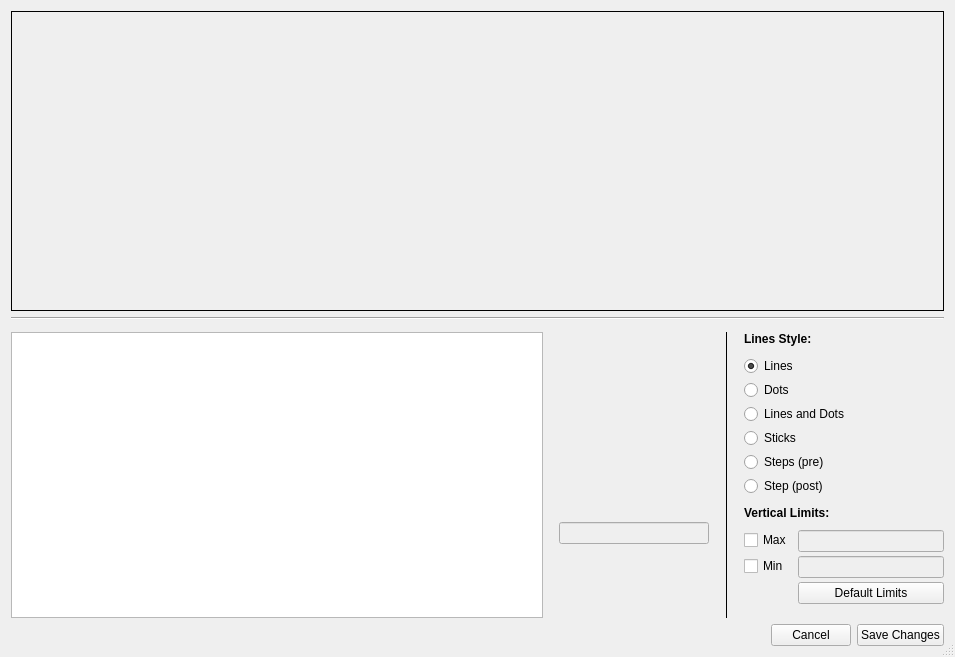
First picture: the form in plotjuggler_app/plotwidget_editor.ui, repository facontidavide/PlotJuggler, before the edit.
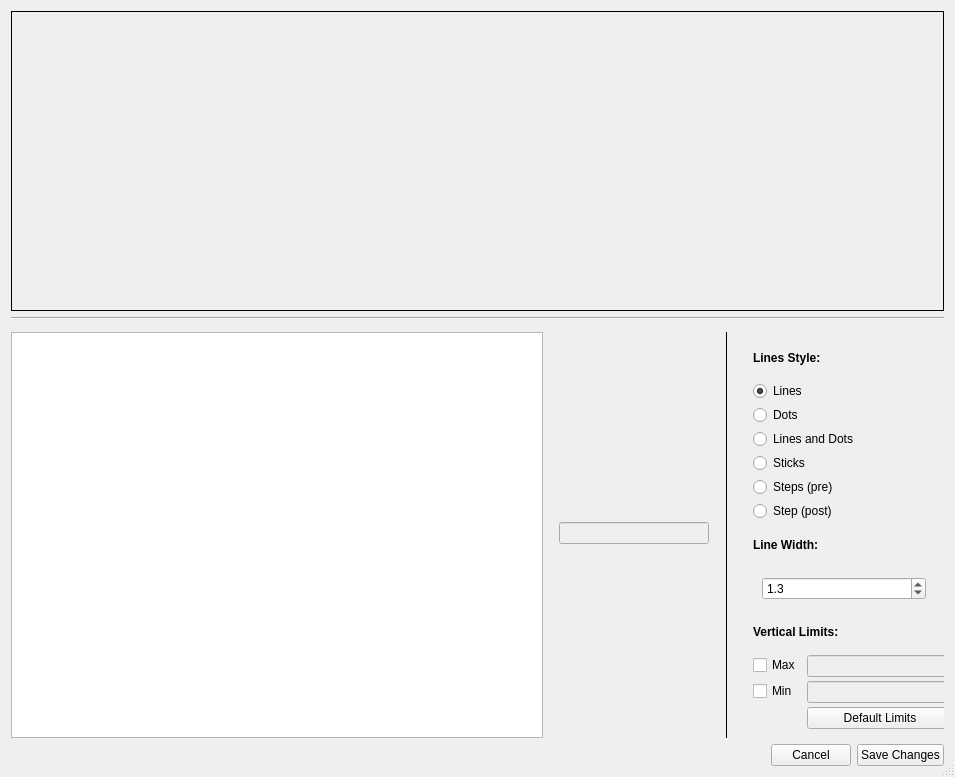
Second picture: the form after the edit.

Commit message: #983 & #984 Add option for custom line widths

Diff of the .ui file:
```diff
--- a/plotjuggler_app/plotwidget_editor.ui
+++ b/plotjuggler_app/plotwidget_editor.ui
@@ -7,7 +7,7 @@
     <x>0</x>
     <y>0</y>
     <width>955</width>
-    <height>657</height>
+    <height>777</height>
    </rect>
   </property>
   <property name="minimumSize">
@@ -242,22 +242,7 @@
           <height>16777215</height>
          </size>
         </property>
-        <layout class="QVBoxLayout" name="verticalLayout_4">
-         <property name="spacing">
-          <number>10</number>
-         </property>
-         <property name="leftMargin">
-          <number>0</number>
-         </property>
-         <property name="topMargin">
-          <number>0</number>
-         </property>
-         <property name="rightMargin">
-          <number>0</number>
-         </property>
-         <property name="bottomMargin">
-          <number>0</number>
-         </property>
+        <layout class="QVBoxLayout" name="verticalLayout">
          <item>
           <widget class="QLabel" name="label">
            <property name="font">
@@ -358,6 +343,62 @@
            </layout>
           </widget>
          </item>
+         <item>
+          <widget class="QLabel" name="label_3">
+           <property name="font">
+            <font>
+             <weight>75</weight>
+             <bold>true</bold>
+            </font>
+           </property>
+           <property name="text">
+            <string>Line Width:</string>
+           </property>
+          </widget>
+         </item>
+         <item>
+          <widget class="QFrame" name="frameWidth">
+           <property name="minimumSize">
+            <size>
+             <width>100</width>
+             <height>25</height>
+            </size>
+           </property>
+           <property name="maximumSize">
+            <size>
+             <width>16777215</width>
+             <height>200</height>
+            </size>
+           </property>
+           <property name="frameShape">
+            <enum>QFrame::NoFrame</enum>
+           </property>
+           <property name="frameShadow">
+            <enum>QFrame::Plain</enum>
+           </property>
+           <layout class="QVBoxLayout" name="verticalLayout_4">
+            <item>
+             <widget class="QDoubleSpinBox" name="widthSpinBox">
+              <property name="decimals">
+               <number>1</number>
+              </property>
+              <property name="minimum">
+               <double>0.100000000000000</double>
+              </property>
+              <property name="maximum">
+               <double>10.000000000000000</double>
+              </property>
+              <property name="singleStep">
+               <double>0.100000000000000</double>
+              </property>
+              <property name="value">
+               <double>1.300000000000000</double>
+              </property>
+             </widget>
+            </item>
+           </layout>
+          </widget>
+         </item>
          <item>
           <widget class="QLabel" name="label_2">
            <property name="font">
@@ -482,19 +523,6 @@
            </layout>
           </widget>
          </item>
-         <item>
-          <spacer name="verticalSpacer">
-           <property name="orientation">
-            <enum>Qt::Vertical</enum>
-           </property>
-           <property name="sizeHint" stdset="0">
-            <size>
-             <width>20</width>
-             <height>40</height>
-            </size>
-           </property>
-          </spacer>
-         </item>
         </layout>
        </widget>
       </item>
```
Left out of the diff: 2 changed lines with no effect on the pictures. The commit also changes 5 other files.
